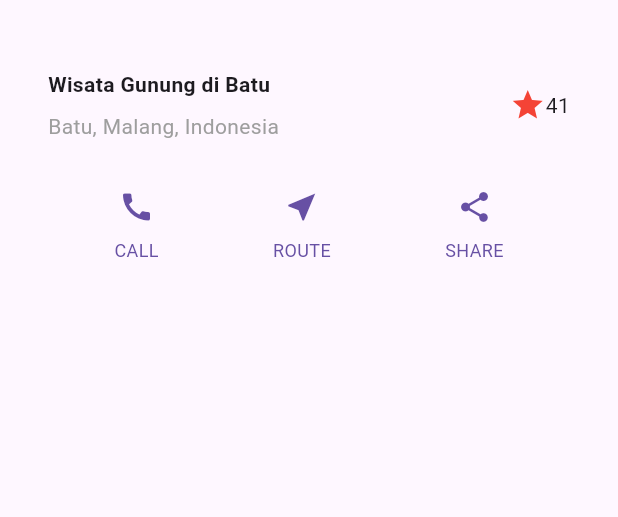
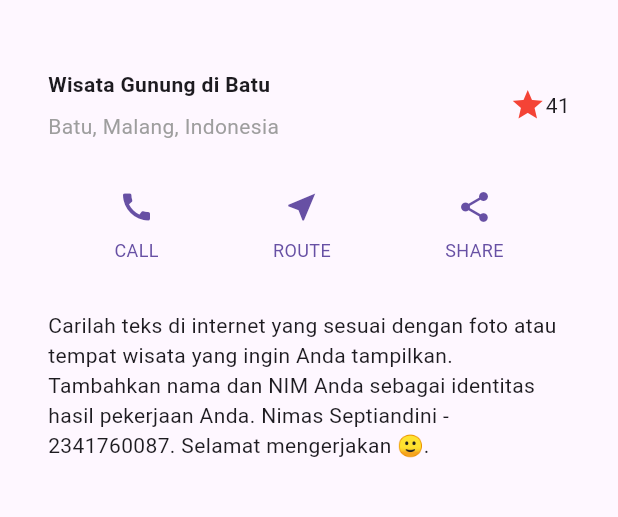
Before and after one commit to septyandini921/basic_layout_flutter, a Flutter app: the screen it shows after launch, on a phone screen of 412 x 824 dp, the part 63-580 px from its top. Run offline on Flutter 3.47's test engine with Material 3 defaults, Android fonts, the phone set to English and light mode, and no system bars.

Commit message:
Praktikum 3

```diff
--- a/lib/main.dart
+++ b/lib/main.dart
@@ -53,6 +53,20 @@ class MyApp extends StatelessWidget {
       ],
     );
 
+    Widget textSection = Container(
+      padding: const EdgeInsets.all(32),
+      child: const Text(
+        'Carilah teks di internet yang sesuai '
+        'dengan foto atau tempat wisata yang ingin '
+        'Anda tampilkan. '
+        'Tambahkan nama dan NIM Anda sebagai '
+        'identitas hasil pekerjaan Anda. '
+        'Nimas Septiandini - 2341760087. '
+        'Selamat mengerjakan 🙂.',
+        softWrap: true,
+      ),
+    );
+
     return MaterialApp(
       title: 'Flutter layout: Nimas Septiandini - 2341760087',
       home: Scaffold(
@@ -63,6 +77,7 @@ class MyApp extends StatelessWidget {
           children: [
             titleSection,
             buttonSection,
+            textSection,
           ],
         ),
       ),
```
